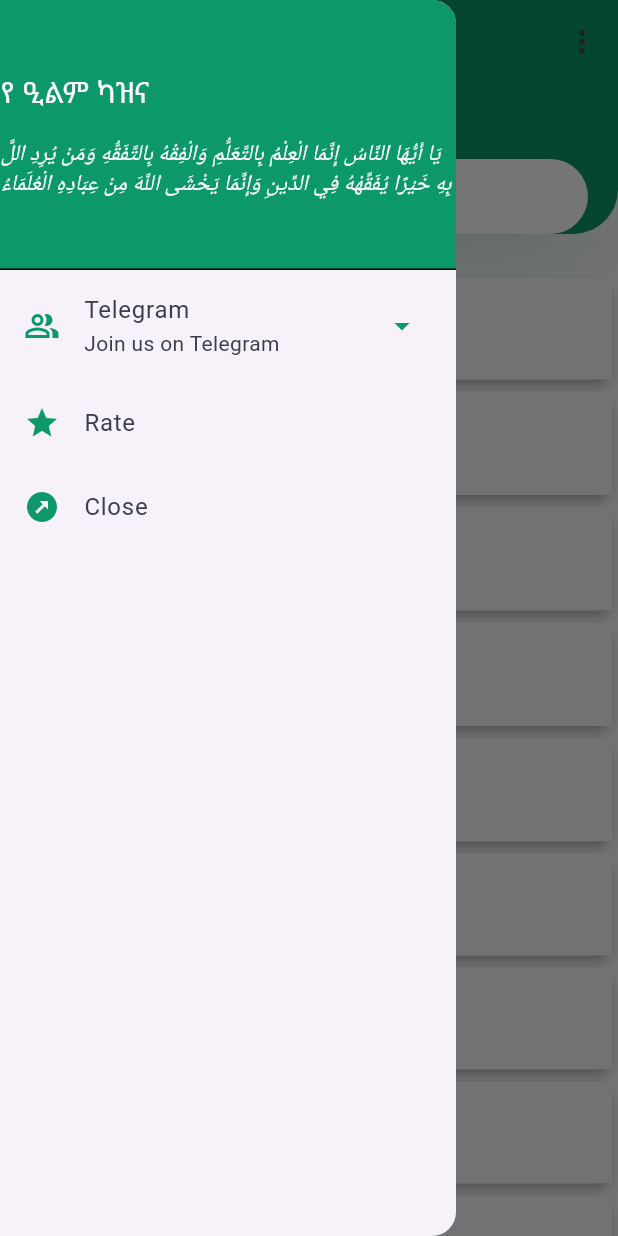
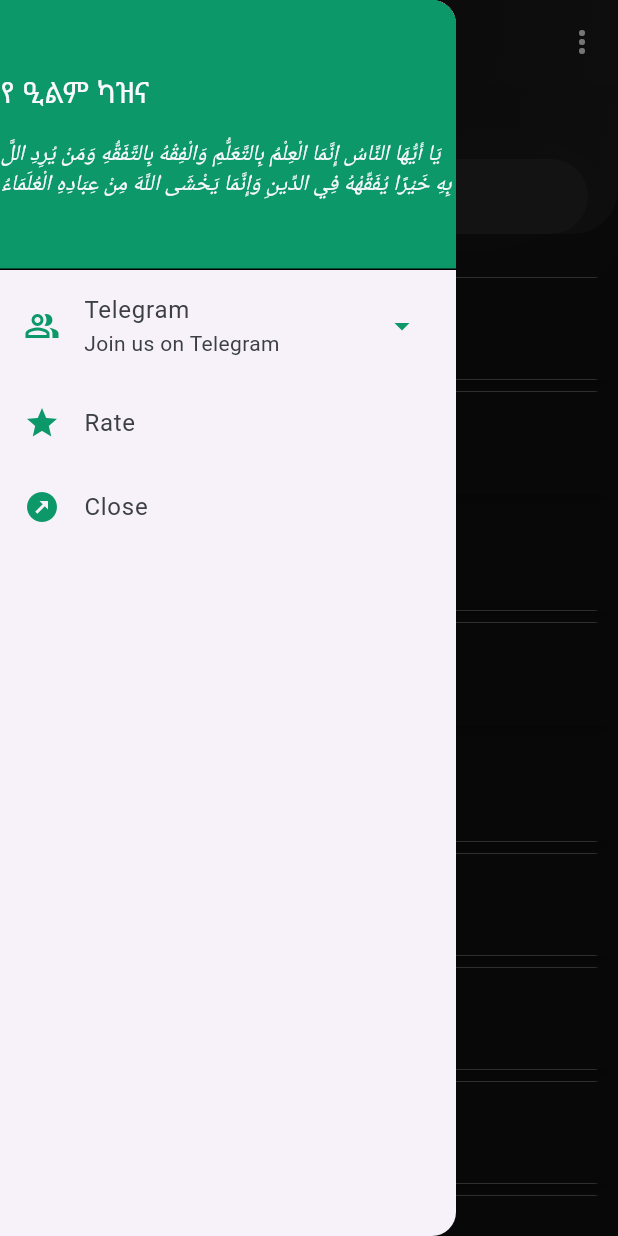
Before and after one commit to abduseK/Ye-Elm-Kazna, a Flutter app: the screen it shows after launch, with the side drawer open, on a phone screen of 412 x 824 dp. Run offline on Flutter 3.47's test engine with Material 3 defaults, Android fonts, the phone set to English and light mode, and no system bars; drawn by our look-alikes of marquee; our stand-ins replace share.

Commit message:
update on home page

```diff
--- a/lib/widgets/Home_Screen.dart
+++ b/lib/widgets/Home_Screen.dart
@@ -3,9 +3,7 @@ import 'package:ye_elm_kazna/widgets/body.dart';
 import 'package:ye_elm_kazna/constants.dart';
 import 'package:ye_elm_kazna/widgets/drawer.dart';
 
-
 class HomeScreens extends StatefulWidget {
-
   @override
   _HomeScreensState createState() => _HomeScreensState();
 }
@@ -14,51 +12,53 @@ class _HomeScreensState extends State<HomeScreens> {
   @override
   Widget build(BuildContext context) {
     return Scaffold(
+      backgroundColor: Color(0xFF121212),
       appBar: newMethod(),
       drawer: Drawers(),
       body: Body(),
-
     );
   }
 
   AppBar newMethod() {
     return AppBar(
-      backgroundColor: kPrimaryColor,
-      title: Text('የ ዒልም ካዝና',
-      style: TextStyle(
-        color: kTextColor,
-        fontWeight: FontWeight.bold
-      ),),
+      flexibleSpace: Container(
+        decoration: BoxDecoration(
+          gradient: LinearGradient(
+            colors: [Color(0xFF121212), Color(0xFF1E1E1E)], // Dark gradient
+            begin: Alignment.topLeft,
+            end: Alignment.bottomRight,
+          ),
+        ),
+      ),
+      title: Text(
+        'የ ዒልም ካዝና',
+        style: TextStyle(color: Colors.white, fontWeight: FontWeight.bold),
+      ),
       elevation: 0,
       actions: [
         PopupMenuButton(
-          color: kBackgroundColor,
-          itemBuilder: (context) =>
-        [
+          iconColor: Colors.white,
+          itemBuilder: (context) => [
             PopupMenuItem(
                 value: 1,
                 child: Row(
                   children: [
-                Icon(Icons.share,
-                color: kPrimaryColor,),
-                SizedBox(width: 10.0,),
+                    Icon(
+                      Icons.share,
+                      color: kPrimaryColor,
+                    ),
+                    SizedBox(
+                      width: 10.0,
+                    ),
                     Text('Share App')
                   ],
                 )),
-
-
           ],
-        onSelected: (value){
-          if(value == 1)
-          {
-
-          }
-
+          onSelected: (value) {
+            if (value == 1) {}
           },
         ),
-
       ],
-
     );
   }
 }
--- a/lib/widgets/body.dart
+++ b/lib/widgets/body.dart
@@ -29,7 +29,14 @@ class Body extends StatelessWidget {
               children: [
                 Container(
                   decoration: BoxDecoration(
-                      color: kPrimaryColor,
+                      gradient: LinearGradient(
+                        colors: [
+                          Color(0xFF121212),
+                          Color(0xFF1E1E1E)
+                        ], // Dark gradient
+                        begin: Alignment.topLeft,
+                        end: Alignment.bottomRight,
+                      ),
                       borderRadius: BorderRadius.only(
                           bottomLeft: Radius.circular(30.0),
                           bottomRight: Radius.circular(30.0))),
@@ -44,20 +51,20 @@ class Body extends StatelessWidget {
                         EdgeInsets.symmetric(horizontal: 60.0, vertical: 10.0),
                     height: 50.0,
                     decoration: BoxDecoration(
-                        color: Colors.white,
+                        color: Color(0xFF2A2A2A),
                         borderRadius: BorderRadius.circular(50),
                         boxShadow: [
                           BoxShadow(
                               offset: Offset(0, 10),
                               blurRadius: 50.0,
-                              color: kPrimaryColor.withOpacity(0.23))
+                              color: Color(0xFF2A2A2A).withOpacity(0.23))
                         ]),
                     child: Marquee(
                       text: 'የ ካዝና ማውጫ',
                       style: TextStyle(
                           fontSize: 20.0,
                           fontWeight: FontWeight.bold,
-                          color: kTextColor),
+                          color: Colors.white),
                       scrollAxis: Axis.horizontal,
                       pauseAfterRound: Duration(seconds: 3),
                       blankSpace: 200,
@@ -74,19 +81,12 @@ class Body extends StatelessWidget {
           Card(
             elevation: 3.0,
             child: ListTile(
-              tileColor: Color(0xFFF9F8FD),
-              title: Text(
-                'አቂዳ',
-                style: TextStyle(
-                  fontWeight: FontWeight.w600,
-                  fontStyle: FontStyle.italic,
-                  fontSize: 20.0,
-                  //fontFamily: 'SassyFrass'
-                ),
+              tileColor: Color(0xFF121212),
+              title: TitleText(
+                title: "አቂዳ",
               ),
-              subtitle: Text(
-                'በአቂዳ ዙርያ የተሰጡ ፈትዋዎች',
-                style: TextStyle(fontSize: 15.0, fontWeight: FontWeight.w500),
+              subtitle: SubtitleText(
+                subtitle: "በአቂዳ ዙርያ የተሰጡ ፈትዋዎች",
               ),
               onTap: () {
                 Navigator.push(context,
@@ -97,18 +97,9 @@ class Body extends StatelessWidget {
           Card(
             elevation: 3.0,
             child: ListTile(
-              tileColor: Color(0xFFF9F8FD),
-              title: Text(
-                'ቢድዐ 1',
-                style: TextStyle(
-                    fontWeight: FontWeight.w600,
-                    fontStyle: FontStyle.italic,
-                    fontSize: 20.0),
-              ),
-              subtitle: Text(
-                'በቢድዐ እና መንሃጅ ዙርያ የተሰጡ ፈትዋዎች',
-                style: TextStyle(fontSize: 15.0, fontWeight: FontWeight.w500),
-              ),
+              tileColor: Color(0xFF121212),
+              title: TitleText(title: "ቢድዐ 1"),
+              subtitle: SubtitleText(subtitle: "በቢድዐ እና መንሃጅ ዙርያ የተሰጡ ፈትዋዎች"),
               onTap: () {
                 Navigator.push(
                     context, MaterialPageRoute(builder: (context) => Page3()));
@@ -118,7 +109,7 @@ class Body extends StatelessWidget {
           Card(
             elevation: 3.0,
             child: ListTile(
-              tileColor: Color(0xFFF9F8FD),
+              tileColor: Color(0xFF121212),
               title: Text(
                 'ቢድዐ 2',
                 style: TextStyle(
@@ -139,7 +130,7 @@ class Body extends StatelessWidget {
           Card(
             elevation: 3.0,
             child: ListTile(
-              tileColor: Color(0xFFF9F8FD),
+              tileColor: Color(0xFF121212),
               title: Text(
                 'ሶላት 1',
                 style: TextStyle(
@@ -160,7 +151,7 @@ class Body extends StatelessWidget {
           Card(
             elevation: 3.0,
             child: ListTile(
-              tileColor: Color(0xFFF9F8FD),
+              tileColor: Color(0xFF121212),
               title: Text(
                 'ሶላት 2',
                 style: TextStyle(
@@ -181,7 +172,7 @@ class Body extends StatelessWidget {
           Card(
             elevation: 3.0,
             child: ListTile(
-              tileColor: Color(0xFFF9F8FD),
+              tileColor: Color(0xFF121212),
               title: Text(
                 'ጾም',
                 style: TextStyle(
@@ -202,7 +193,7 @@ class Body extends StatelessWidget {
           Card(
             elevation: 3.0,
             child: ListTile(
-              tileColor: Color(0xFFF9F8FD),
+              tileColor: Color(0xFF121212),
               title: Text(
                 'ዒድ',
                 style: TextStyle(
@@ -223,7 +214,7 @@ class Body extends StatelessWidget {
           Card(
             elevation: 3.0,
             child: ListTile(
-              tileColor: Color(0xFFF9F8FD),
+              tileColor: Color(0xFF121212),
               title: Text(
                 'ጁሙዓ',
                 style: TextStyle(
@@ -244,7 +235,7 @@ class Body extends StatelessWidget {
           Card(
             elevation: 3.0,
             child: ListTile(
-              tileColor: Color(0xFFF9F8FD),
+              tileColor: Color(0xFF121212),
               title: Text(
                 'ዶዒፍ ሀዲሶች',
                 style: TextStyle(
@@ -265,7 +256,7 @@ class Body extends StatelessWidget {
           Card(
             elevation: 3.0,
             child: ListTile(
-              tileColor: Color(0xFFF9F8FD),
+              tileColor: Color(0xFF121212),
               title: Text(
                 'ትዳር 1',
                 style: TextStyle(
@@ -286,7 +277,7 @@ class Body extends StatelessWidget {
           Card(
             elevation: 3.0,
             child: ListTile(
-              tileColor: Color(0xFFF9F8FD),
+              tileColor: Color(0xFF121212),
               title: Text(
                 'ትዳር 2',
                 style: TextStyle(
@@ -307,7 +298,7 @@ class Body extends StatelessWidget {
           Card(
             elevation: 3.0,
             child: ListTile(
-              tileColor: Color(0xFFF9F8FD),
+              tileColor: Color(0xFF121212),
               title: Text(
                 'ጡሃራ',
                 style: TextStyle(
@@ -328,7 +319,7 @@ class Body extends StatelessWidget {
           Card(
             elevation: 3.0,
             child: ListTile(
-              tileColor: Color(0xFFF9F8FD),
+              tileColor: Color(0xFF121212),
               title: Text(
                 'ሴቶች 1',
                 style: TextStyle(
@@ -349,7 +340,7 @@ class Body extends StatelessWidget {
           Card(
             elevation: 3.0,
             child: ListTile(
-              tileColor: Color(0xFFF9F8FD),
+              tileColor: Color(0xFF121212),
               title: Text(
                 'ሴቶች 2',
                 style: TextStyle(
@@ -372,3 +363,40 @@ class Body extends StatelessWidget {
     );
   }
 }
+
+class SubtitleText extends StatelessWidget {
+  const SubtitleText({
+    required this.subtitle,
+  });
+  final String subtitle;
+
+  @override
+  Widget build(BuildContext context) {
+    return Text(
+      subtitle,
+      style: TextStyle(
+          color: Colors.white, fontSize: 15.0, fontWeight: FontWeight.w500),
+    );
+  }
+}
+
+class TitleText extends StatelessWidget {
+  const TitleText({
+    required this.title,
+  });
+  final String title;
+
+  @override
+  Widget build(BuildContext context) {
+    return Text(
+      title,
+      style: TextStyle(
+        color: Colors.white,
+        fontWeight: FontWeight.w600,
+        fontStyle: FontStyle.italic,
+        fontSize: 20.0,
+        //fontFamily: 'SassyFrass'
+      ),
+    );
+  }
+}
--- a/lib/widgets/drawer.dart
+++ b/lib/widgets/drawer.dart
@@ -3,29 +3,25 @@ import 'package:ye_elm_kazna/constants.dart';
 import 'package:url_launcher/url_launcher.dart';
 
 class Drawers extends StatelessWidget {
-
-  _launcherUrl() async{
+  _launcherUrl() async {
     const url = "https://t.me/yeilmkazna";
 
-  if(await canLaunch(url)){
+    if (await canLaunch(url)) {
       await launch(url);
-  }
-  else{
+    } else {
       throw 'could not launch url';
     }
   }
 
-_launcherUrl2() async{
+  _launcherUrl2() async {
     const url2 = "https://t.me/kazna_contents";
 
-  if(await canLaunch(url2)){
+    if (await canLaunch(url2)) {
       await launch(url2);
-  }
-  else{
+    } else {
       throw 'could not launch url';
     }
   }
-
 
   @override
   Widget build(BuildContext context) {
@@ -37,20 +33,14 @@ _launcherUrl2() async{
             child: RichText(
               text: TextSpan(
                   text: 'የ ዒልም ካዝና',
-                  style: TextStyle(
-                  color: kBackgroundColor,
-                  fontSize: 20.0
-                ),
+                  style: TextStyle(color: kBackgroundColor, fontSize: 20.0),
                   children: [
                     TextSpan(
-                    text: '\n\nيَا أَيُّهَا النَّاسُ إِنَّمَا الْعِلْمُ بِالتَّعَلُّمِ وَالْفِقْهُ بِالتَّفَقُّهِ وَمَنْ يُرِدِ اللَّ بِهِ خَيْرًا يُفَقِّهْهُ فِي الدِّينِ وَإِنَّمَا يَخْشَى اللَّهَ مِنْ عِبَادِهِ الْعُلَمَاءُ ',
+                        text:
+                            '\n\nيَا أَيُّهَا النَّاسُ إِنَّمَا الْعِلْمُ بِالتَّعَلُّمِ وَالْفِقْهُ بِالتَّفَقُّهِ وَمَنْ يُرِدِ اللَّ بِهِ خَيْرًا يُفَقِّهْهُ فِي الدِّينِ وَإِنَّمَا يَخْشَى اللَّهَ مِنْ عِبَادِهِ الْعُلَمَاءُ ',
                         style: TextStyle(
-                      fontStyle: FontStyle.italic,
-                      fontSize: 15.0
-                    )
-                  )
+                            fontStyle: FontStyle.italic, fontSize: 15.0))
                   ]),
-
             ),
           ),
           height: 180.0,
@@ -58,24 +48,29 @@ _launcherUrl2() async{
             color: kPrimaryColor,
           ),
         ),
-
         Divider(
           height: 0.0,
           color: Colors.black,
         ),
         ExpansionTile(
-              title: Text("Telegram",
+          title: Text(
+            "Telegram",
             style: TextStyle(
               color: kTextColor,
-              ),),
-              subtitle: Text('Join us on Telegram',
-              style: TextStyle(
-                color: kTextColor
-              ),),
-              leading: Icon(Icons.people_alt_outlined,
-              color: kPrimaryColor,),
-              trailing: Icon(Icons.arrow_drop_down_outlined,
-              color: kPrimaryColor,),
+            ),
+          ),
+          subtitle: Text(
+            'Join us on Telegram',
+            style: TextStyle(color: kTextColor),
+          ),
+          leading: Icon(
+            Icons.people_alt_outlined,
+            color: kPrimaryColor,
+          ),
+          trailing: Icon(
+            Icons.arrow_drop_down_outlined,
+            color: kPrimaryColor,
+          ),
           children: [
             Card(
               color: kBackgroundColor,
@@ -84,7 +79,6 @@ _launcherUrl2() async{
                 onTap: _launcherUrl,
                 title: Text('             የ ዒልም ካዝና'),
               ),
-
             ),
             Card(
               color: kBackgroundColor,
@@ -97,27 +91,29 @@ _launcherUrl2() async{
           ],
         ),
         ListTile(
-              leading: Icon(Icons.star,
-              color: kPrimaryColor,),
-              title: Text('Rate',
-              style: TextStyle(
-                color: kTextColor
-              ),),
+          leading: Icon(
+            Icons.star,
+            color: kPrimaryColor,
+          ),
+          title: Text(
+            'Rate',
+            style: TextStyle(color: kTextColor),
+          ),
         ),
         ListTile(
           onTap: () {
             Navigator.pop(context);
           },
-              leading: Icon(Icons.outbond_sharp,
-              color: kPrimaryColor,),
-              title: Text('Close',
-                style: TextStyle(
-                    color: kTextColor
-                ),),
+          leading: Icon(
+            Icons.outbond_sharp,
+            color: kPrimaryColor,
           ),
-
+          title: Text(
+            'Close',
+            style: TextStyle(color: kTextColor),
+          ),
+        ),
       ],
-        )
-    );
+    ));
   }
 }
```
Lines whose indentation alone changed are shown as unchanged.
